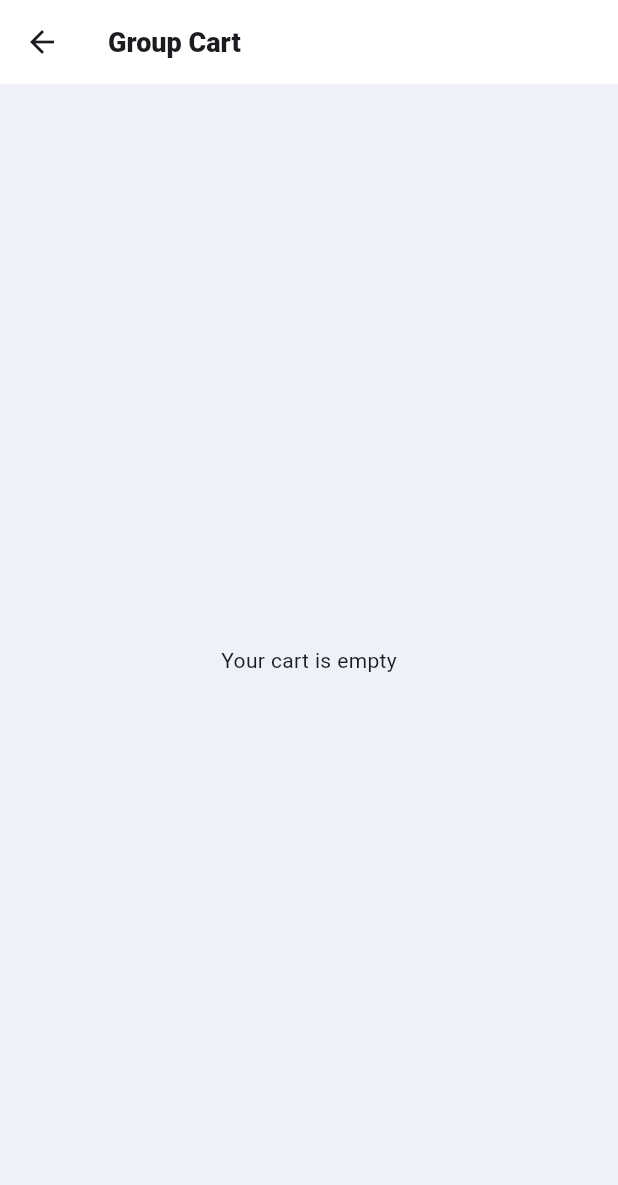
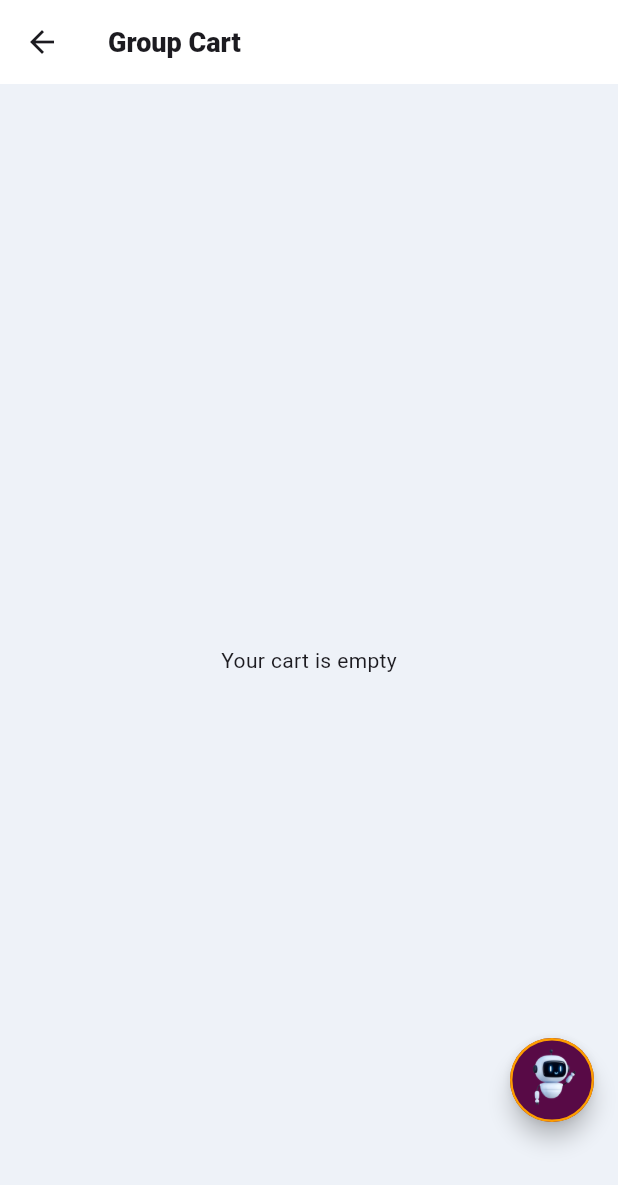
Before and after one commit to aashish2604/meesho_dice, a Flutter app: the GroupShoppingCart screen opened directly with empty values, on a phone screen of 412 x 824 dp. Shown: the top 1185 px of the screen. Run offline on Flutter 3.47's test engine with Material 3 defaults, Android fonts, the phone set to English and light mode, and no system bars; our stand-ins replace cached_network_image, carousel_slider, cloud_firestore, file_picker, firebase_auth, firebase_core and 2 more; missing offline and left inert: ar_flutter_plugin, dialog_flowtter, flutter_3d_controller, flutter_timer_countdown; accounts and stored records are empty; network calls fail; project files that could hold a hidden picture were left out.

Commit message:
added chatbot messages

```diff
--- a/lib/screens/immersive/virtual_tryon_input.dart
+++ b/lib/screens/immersive/virtual_tryon_input.dart
@@ -5,6 +5,7 @@ import 'package:file_picker/file_picker.dart';
 import 'package:flutter/material.dart';
 import 'package:meesho_dice/screens/immersive/virtual_tryon_output.dart';
 import 'package:meesho_dice/services/theme.dart';
+import 'package:meesho_dice/widgets/chatbot/chatbot_fab.dart';
 
 class VirtualTryOnInput extends StatefulWidget {
   final String clothImage;
@@ -32,6 +33,10 @@ class _VirtualTryOnInputState extends State<VirtualTryOnInput> {
   @override
   Widget build(BuildContext context) {
     return Scaffold(
+      floatingActionButton: const ChatBotFab(
+          initMessage:
+              "Upload your clear front-facing image without full-sleeve cloth to get the best results",
+          containerLifeInSeconds: 14),
       appBar: AppBar(
         title: Text(
           "Virtual Try-on",
--- a/lib/screens/product_details.dart
+++ b/lib/screens/product_details.dart
@@ -251,7 +251,7 @@ class ProductDetails extends StatelessWidget {
         child: const ChatBotFab(
             initMessage:
                 "Place order between 8PM to 11PM to get personalized discount on this product",
-            containerLifeInSeconds: 6),
+            containerLifeInSeconds: 10),
       ),
     );
   }
--- a/lib/screens/social/games.dart
+++ b/lib/screens/social/games.dart
@@ -3,6 +3,7 @@ import 'package:flutter/material.dart';
 import 'package:meesho_dice/repository/firebase.dart';
 import 'package:meesho_dice/services/theme.dart';
 import 'package:meesho_dice/utils/app_consts.dart';
+import 'package:meesho_dice/widgets/chatbot/chatbot_fab.dart';
 import 'package:url_launcher/url_launcher.dart';
 
 class GamesScreen extends StatefulWidget {
@@ -31,6 +32,10 @@ class _GamesScreenState extends State<GamesScreen> {
   @override
   Widget build(BuildContext context) {
     return Scaffold(
+      floatingActionButton: const ChatBotFab(
+          initMessage:
+              "Be on the top of the leaderboard to win exclusive rewards",
+          containerLifeInSeconds: 6),
       appBar: AppBar(
         scrolledUnderElevation: 0,
         title: const Text(
--- a/lib/screens/social/group_cart.dart
+++ b/lib/screens/social/group_cart.dart
@@ -7,6 +7,7 @@ import 'package:meesho_dice/screens/wishlist.dart';
 import 'package:meesho_dice/services/theme.dart';
 import 'package:meesho_dice/utils/product_data.dart';
 import 'package:meesho_dice/widgets/cart_tile.dart';
+import 'package:meesho_dice/widgets/chatbot/chatbot_fab.dart';
 import 'package:meesho_dice/widgets/loading.dart';
 
 class GroupShoppingCart extends StatelessWidget {
@@ -58,6 +59,13 @@ class GroupShoppingCart extends StatelessWidget {
   @override
   Widget build(BuildContext context) {
     return Scaffold(
+      floatingActionButton: Padding(
+        padding: const EdgeInsets.only(bottom: 60),
+        child: const ChatBotFab(
+            initMessage:
+                'You get an extra "Group Discount" if your item has more likes than 50% group strength',
+            containerLifeInSeconds: 10),
+      ),
       appBar: AppBar(
         scrolledUnderElevation: 0,
         title: const Text(
@@ -144,8 +152,8 @@ class GroupShoppingCart extends StatelessWidget {
                           responseData: documents,
                         ),
                         SizedBox(
-                          height: 80,
-                        ),
+                          height: 150,
+                        )
                       ],
                     ),
                   ),
--- a/lib/widgets/chatbot/chatbot_fab.dart
+++ b/lib/widgets/chatbot/chatbot_fab.dart
@@ -8,8 +8,10 @@ class ChatBotFab extends StatefulWidget {
   final String initMessage;
   final int startingDelayInSeconds;
   final int containerLifeInSeconds;
+  final double messageBoxWidth;
   const ChatBotFab(
       {super.key,
+      this.messageBoxWidth = 120.0,
       required this.initMessage,
       this.startingDelayInSeconds = 2,
       required this.containerLifeInSeconds});
@@ -99,7 +101,7 @@ class _ChatBotFabState extends State<ChatBotFab>
                         key: ValueKey(1),
                         child: Container(
                           padding: EdgeInsets.all(12.0),
-                          width: 120,
+                          width: widget.messageBoxWidth,
                           child: Center(
                             child: Text(
                               widget.initMessage,
```
Also changed, not shown: lib/screens/immersive/augmented_reality.dart (+14 -1 lines), lib/widgets/chatbot/chatbot_chat_screen.dart (+11 -3 lines).
